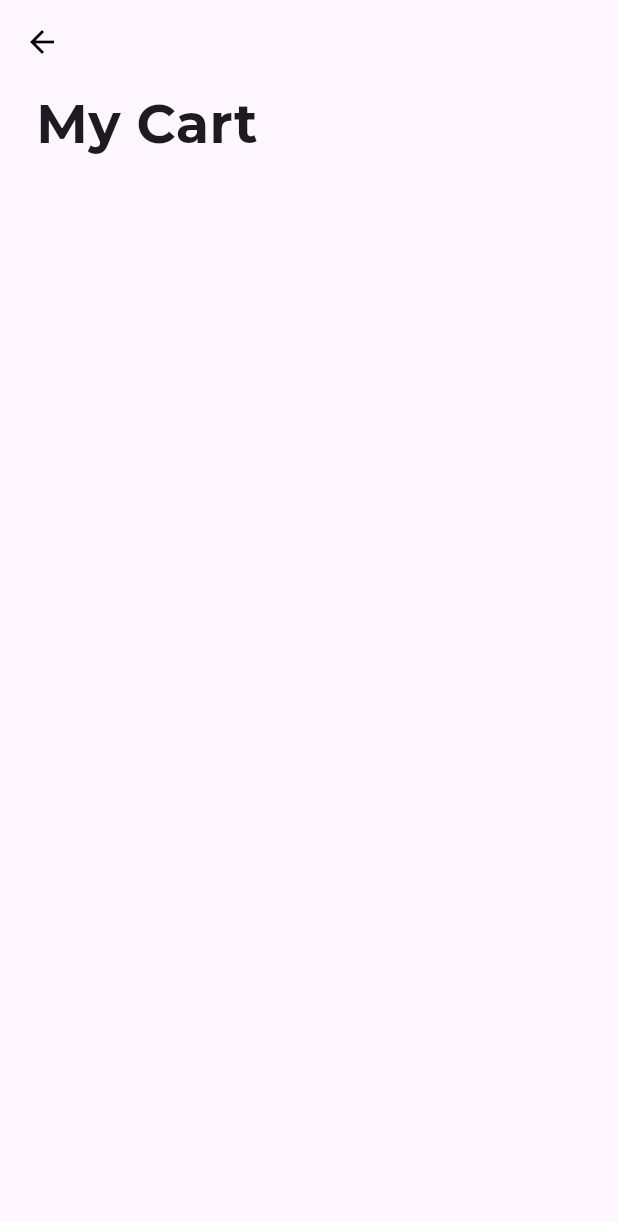
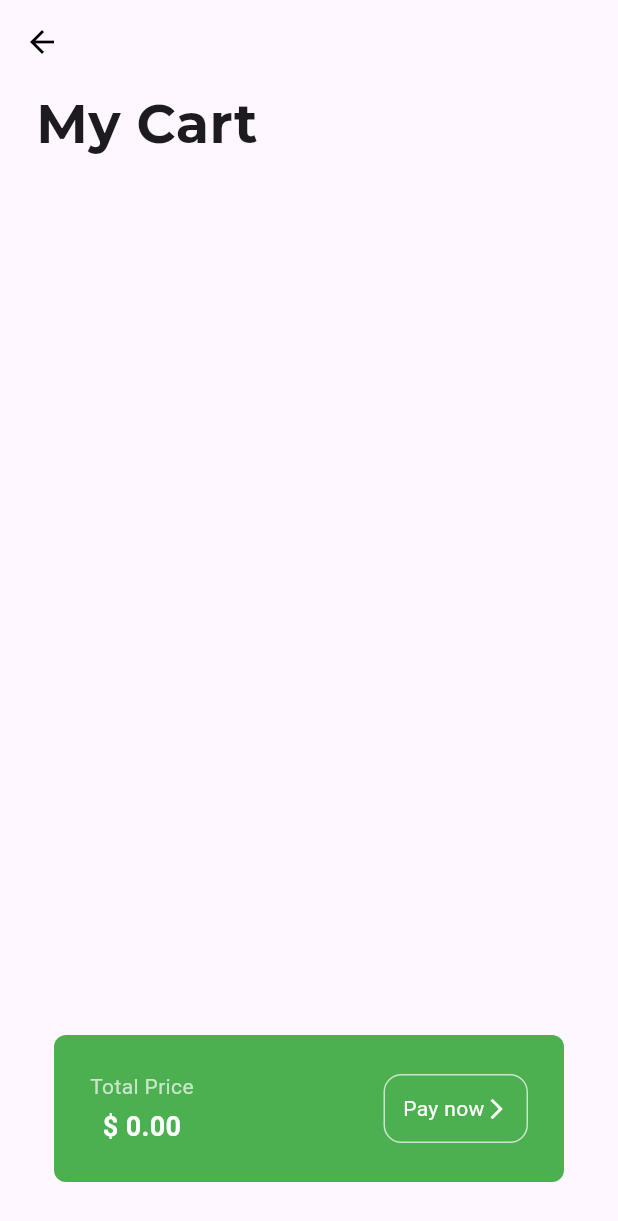
Before and after one commit to Jean-Aime-2023/Flutter-glocery, a Flutter app: the CartPage screen opened directly, on a phone screen of 412 x 824 dp. Shown: the top 1221 px of the screen. Run offline on Flutter 3.47's test engine with Material 3 defaults, Android fonts, the phone set to English and light mode, and no system bars; our stand-ins replace google_fonts.

Commit message:
final commit

```diff
--- a/lib/pages/CartPage.dart
+++ b/lib/pages/CartPage.dart
@@ -68,12 +68,9 @@ class CartPage extends StatelessWidget {
                     );
                   }
                 },
-              ))
-            ],
-          );
-
-          //total + pay now
-          Padding(
+              )
+            ),
+            Padding(
             padding: const EdgeInsets.all(36.0),
             child: Container(
               decoration: BoxDecoration(
@@ -100,7 +97,7 @@ class CartPage extends StatelessWidget {
                       borderRadius: BorderRadius.circular(12),
                     ),
                     padding: EdgeInsets.all(12),
-                    child: Column(
+                    child: Row(
                       children: [
                         Text("Pay now",style: TextStyle(color: Colors.white),),
                         Icon(
@@ -114,7 +111,12 @@ class CartPage extends StatelessWidget {
                 ],
               ),
             ),
+          )
+            ],
           );
+
+          //total + pay now
+
         }));
   }
 }
```
